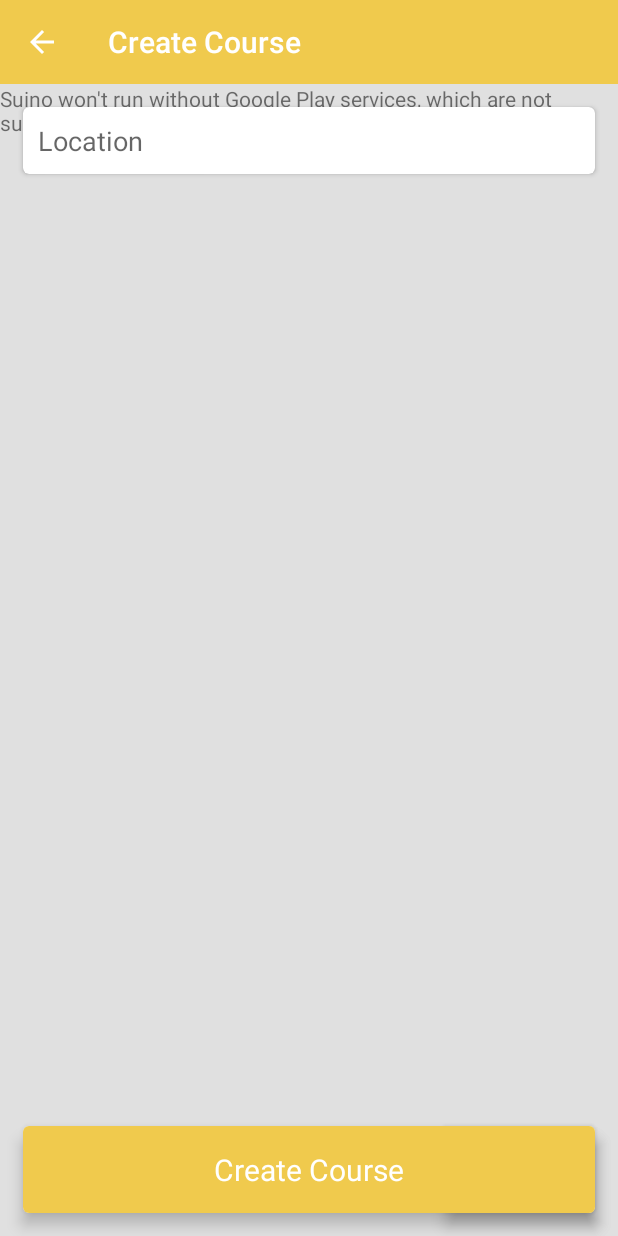
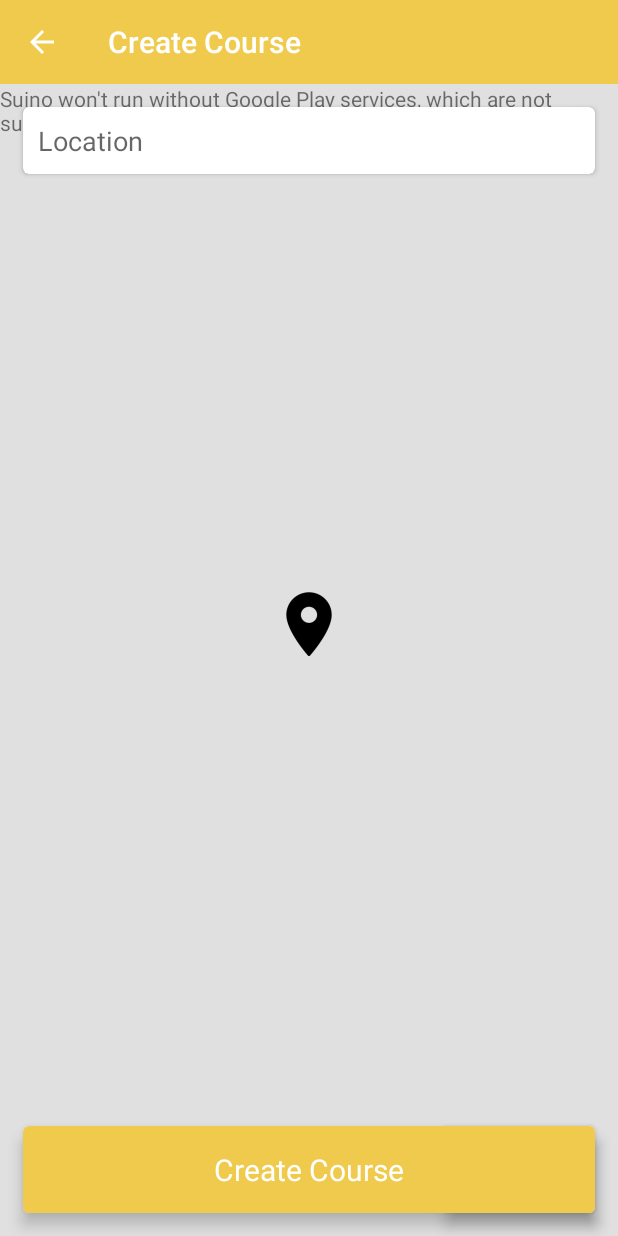
Before and after one commit to DaniCal/suino-android, an Android app: the fragment SelectLocationFragment placed in its activity, on a phone screen of 412 x 824 dp. Run offline under Robolectric (Android 15) with nearby library versions, the phone set to English and light mode, and no system bars; libraries missing offline, so code that uses them is left out: com.afollestad.materialdialogs; 9 statements that could not run were skipped.

Commit message:
location item placed in the middle of the map

```diff
--- a/app/src/main/java/borell/com/suino/fragment/MyMapFragment.java
+++ b/app/src/main/java/borell/com/suino/fragment/MyMapFragment.java
@@ -9,6 +9,7 @@ import android.os.Bundle;
 import android.view.LayoutInflater;
 import android.view.View;
 import android.view.ViewGroup;
+import android.widget.ImageView;
 
 import com.google.android.gms.maps.CameraUpdate;
 import com.google.android.gms.maps.CameraUpdateFactory;
@@ -19,6 +20,8 @@ import com.google.android.gms.maps.model.LatLng;
 import com.google.android.gms.maps.model.Marker;
 import com.google.android.gms.maps.model.MarkerOptions;
 
+import borell.com.suino.R;
+import borell.com.suino.activity.CreateCourseInterface;
 
 
 public class MyMapFragment extends SupportMapFragment {
@@ -28,6 +31,7 @@ public class MyMapFragment extends SupportMapFragment {
     LocationManager locationManager;
 
     Marker locationMarker;
+
 
     @Override
     public void onResume() {
@@ -58,6 +62,14 @@ public class MyMapFragment extends SupportMapFragment {
         return view;
     }
 
+    @Override
+    public void onAttach(final Activity activity){
+        super.onAttach(activity);
+
+    }
+
+
+
     LocationListener locationListener = new LocationListener() {
         public void onLocationChanged(Location location) {
 
@@ -69,6 +81,8 @@ public class MyMapFragment extends SupportMapFragment {
 
         public void onProviderDisabled(String provider) {}
     };
+
+
 
 
 
@@ -95,7 +109,7 @@ public class MyMapFragment extends SupportMapFragment {
     }
 
     private void setLatLng(LatLng latlng){
-        CameraPosition position = new CameraPosition(latlng, 14, 0 ,0 );
+        CameraPosition position = new CameraPosition(latlng, 16, 0 ,0 );
         CameraUpdate update = CameraUpdateFactory.newCameraPosition(position);
         getMap().moveCamera(update);
     }
--- a/app/src/main/java/borell/com/suino/fragment/SelectLocationFragment.java
+++ b/app/src/main/java/borell/com/suino/fragment/SelectLocationFragment.java
@@ -1,5 +1,6 @@
 package borell.com.suino.fragment;
 
+import android.app.ActionBar;
 import android.app.Activity;
 import android.os.Bundle;
 import android.support.v4.app.Fragment;
@@ -9,6 +10,10 @@ import android.support.v7.widget.CardView;
 import android.view.LayoutInflater;
 import android.view.View;
 import android.view.ViewGroup;
+import android.view.ViewTreeObserver;
+import android.widget.FrameLayout;
+import android.widget.ImageView;
+import android.widget.RelativeLayout;
 
 
 import borell.com.suino.R;
@@ -19,6 +24,8 @@ public class SelectLocationFragment extends Fragment {
 
     MyMapFragment mapFragment;
     CardView confirmLocation;
+    ImageView iv_location;
+    FrameLayout mapContainer;
 
     @Override
     public void onResume() {
@@ -55,6 +62,25 @@ public class SelectLocationFragment extends Fragment {
             }
         });
 
+        initLocationImage();
+
+
+
+    }
+
+    private void initLocationImage(){
+        mapContainer = (FrameLayout) getView().findViewById(R.id.container_map);
+        iv_location = (ImageView) getView().findViewById(R.id.iv_location);
+        ViewTreeObserver vto = iv_location.getViewTreeObserver();
+        vto.addOnPreDrawListener(new ViewTreeObserver.OnPreDrawListener() {
+            public boolean onPreDraw() {
+                iv_location.getViewTreeObserver().removeOnPreDrawListener(this);
+
+                iv_location.setY(iv_location.getY() - iv_location.getHeight()/2);
+                return true;
+            }
+        });
+
     }
 
     @Override
--- a/app/src/main/res/layout/fragment_my_map.xml
+++ b/app/src/main/res/layout/fragment_my_map.xml
@@ -12,6 +12,14 @@
         android:layout_weight="1"
         >
     </FrameLayout>
+
+    <ImageView
+        android:layout_width="wrap_content"
+        android:layout_height="wrap_content"
+        android:src="@mipmap/ic_location"
+        android:layout_centerInParent="true"
+        android:id="@+id/iv_location"
+        />
 
     <android.support.v7.widget.CardView
         xmlns:card_view="http://schemas.android.com/apk/res-auto"
```
Also changed, not shown: app/src/main/ic_location-web.png (added), app/src/main/res/mipmap-hdpi/ic_location.png (added), app/src/main/res/mipmap-mdpi/ic_location.png (added), app/src/main/res/mipmap-xhdpi/ic_location.png (added), app/src/main/res/mipmap-xxhdpi/ic_location.png (added), app/src/main/res/mipmap-xxxhdpi/ic_location.png (added).
